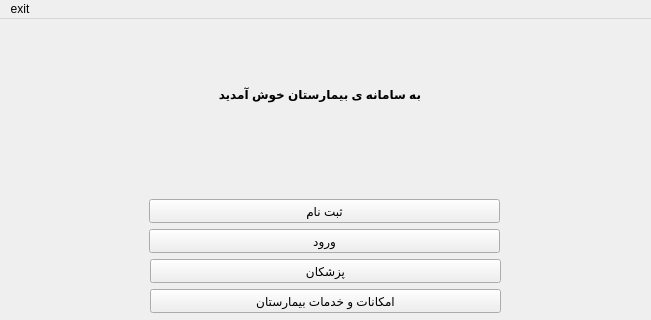
This is APproject/mainwindow.ui in akbartvr/AP_project as Qt 5 draws it before an edit; both pictures show x 0 to 651 and y 0 to 320 of the 651 by 516 pixel window. The edited form follows.
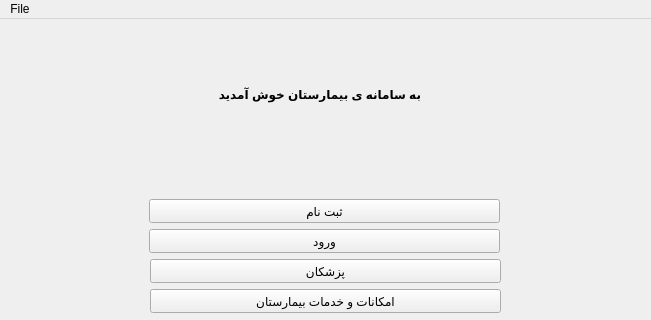
This is the edited form.

Diff of the .ui file:
```diff
--- a/APproject/mainwindow.ui
+++ b/APproject/mainwindow.ui
@@ -100,12 +100,12 @@
      <x>0</x>
      <y>0</y>
      <width>651</width>
-     <height>21</height>
+     <height>25</height>
     </rect>
    </property>
    <widget class="QMenu" name="menuexit">
     <property name="title">
-     <string>exit</string>
+     <string>File</string>
     </property>
    </widget>
    <addaction name="menuexit"/>
```
Left out of the diff: 25 changed lines with no effect on the pictures.
